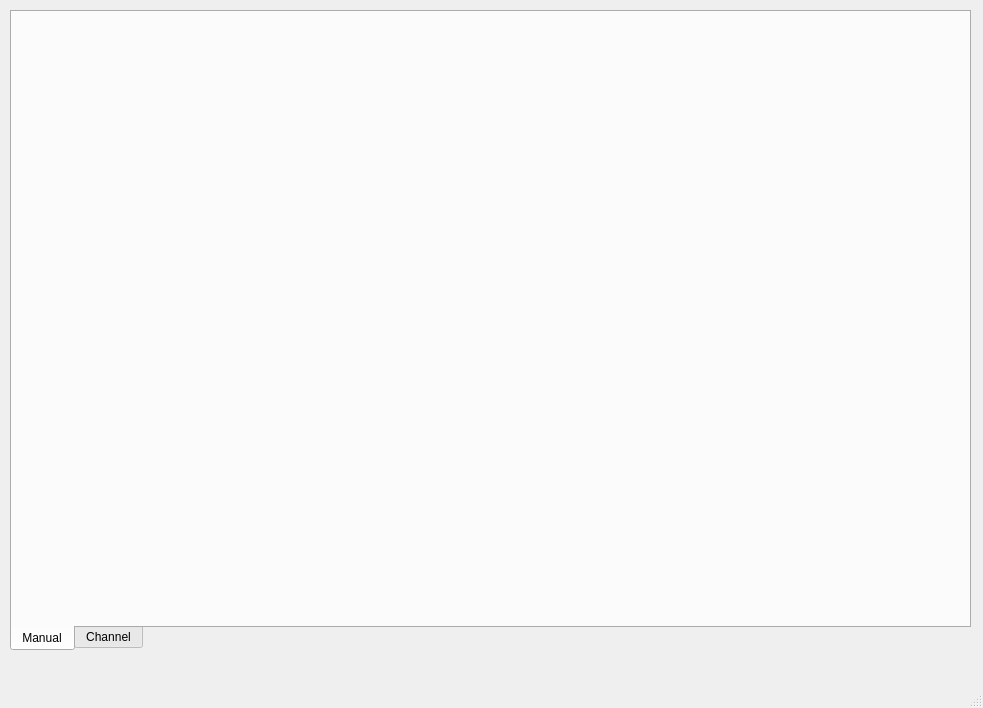
Before: the Qt Designer form bank-view/mainwindow.ui in smandyscom/front-base-widget, drawn with Qt 5.
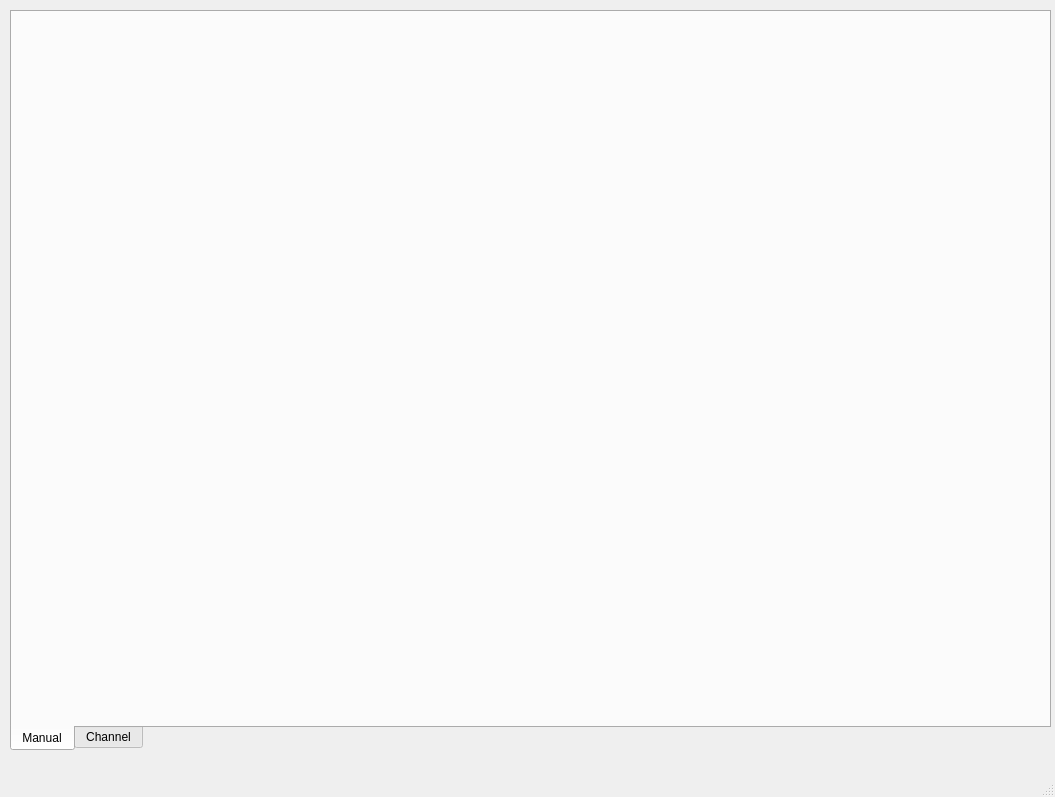
After: the same form once the commit is applied.

What changed in the file:
```diff
--- a/bank-view/mainwindow.ui
+++ b/bank-view/mainwindow.ui
@@ -6,8 +6,8 @@
    <rect>
     <x>0</x>
     <y>0</y>
-    <width>983</width>
-    <height>708</height>
+    <width>1055</width>
+    <height>797</height>
    </rect>
   </property>
   <property name="windowTitle">
@@ -19,10 +19,16 @@
      <rect>
       <x>10</x>
       <y>10</y>
-      <width>961</width>
-      <height>641</height>
+      <width>1041</width>
+      <height>741</height>
      </rect>
     </property>
+    <property name="sizePolicy">
+     <sizepolicy hsizetype="Fixed" vsizetype="Fixed">
+      <horstretch>0</horstretch>
+      <verstretch>0</verstretch>
+     </sizepolicy>
+    </property>
     <property name="layoutDirection">
      <enum>Qt::LeftToRight</enum>
     </property>
```
Left out of the diff: 2 changed lines with no effect on the pictures.
